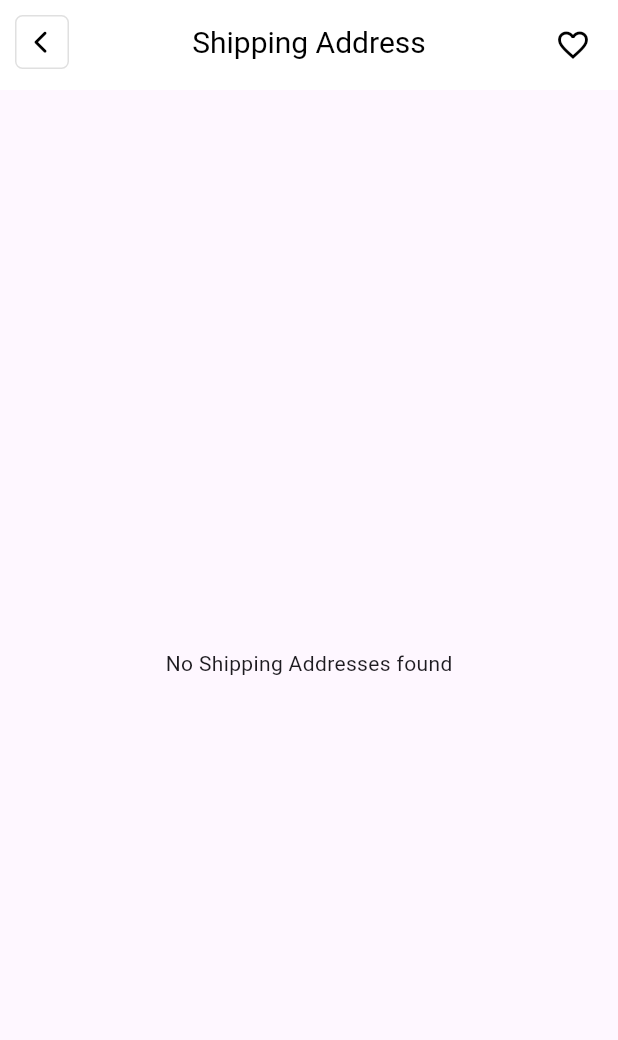
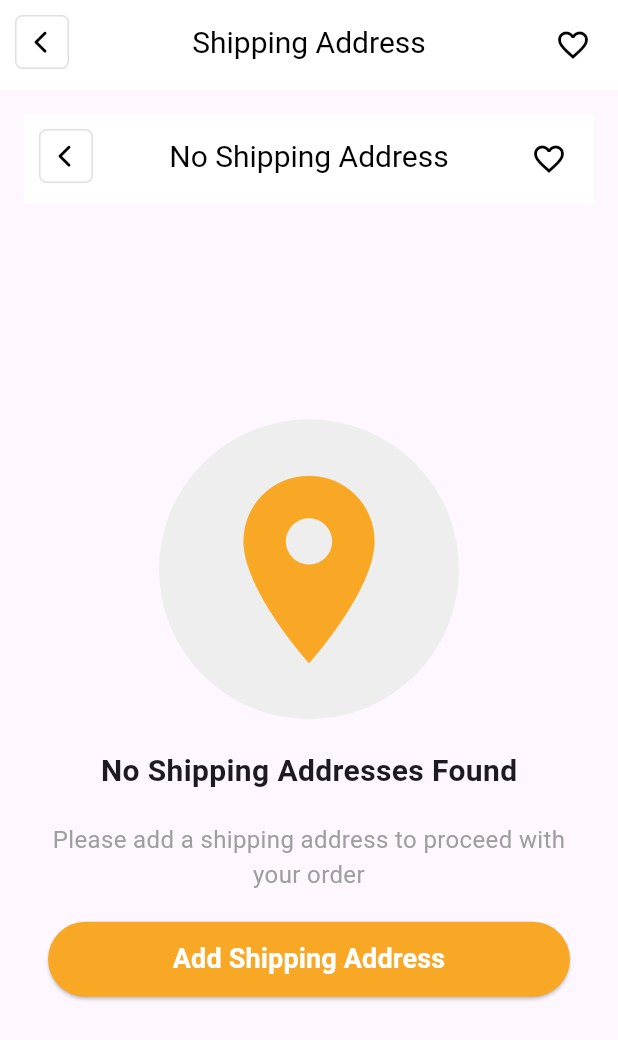
Before and after one commit to kennedyowusu/fashion_app_mobile, a Flutter app: the ShippingAddressList screen opened directly, on a phone screen of 412 x 824 dp. Shown: the top 1040 px of the screen. Run offline on Flutter 3.47's test engine with Material 2 defaults, Android fonts, the phone set to English and light mode, and no system bars; our stand-ins replace carousel_slider, connectivity, font_awesome_flutter, get, get_storage; accounts and stored records are empty; network calls fail.

Commit message:
add no shipping address screen

```diff
--- a/lib/main.dart
+++ b/lib/main.dart
@@ -1,6 +1,7 @@
 import 'package:fashion_app/views/auth/auth.dart';
 import 'package:fashion_app/views/checkout/shipping_address_list.dart';
-import 'package:fashion_app/views/no_inernet/no_internet.dart';
+import 'package:fashion_app/views/notfound/no_internet.dart';
+import 'package:fashion_app/views/notfound/no_shipping_address.dart';
 import 'package:flutter/material.dart';
 import 'package:get/get.dart';
 import 'package:get_storage/get_storage.dart';
@@ -69,15 +70,15 @@ class _FashionAppState extends State<FashionApp> {
         colorScheme: ColorScheme.fromSeed(seedColor: Colors.deepPurple),
         useMaterial3: true,
       ),
-      home: hasInternetConnection
-          ? widget.isUserLoggedIn
-              ? const MainLayout()
-              : AuthSelector()
-          : NoInternetScreen(
-              message: 'No internet Connection.',
-            ),
+      // home: hasInternetConnection
+      //     ? widget.isUserLoggedIn
+      //         ? const MainLayout()
+      //         : AuthSelector()
+      //     : NoInternetScreen(
+      //         message: 'No internet Connection.',
+      //       ),
 
-      // home: ShippingAddressList(),
+      home: NoShippingAddressesFound(),
     );
   }
 }
--- a/lib/views/checkout/shipping_address_list.dart
+++ b/lib/views/checkout/shipping_address_list.dart
@@ -1,6 +1,7 @@
 import 'package:fashion_app/controller/shipping_address.dart';
 import 'package:fashion_app/helper/config.dart';
 import 'package:fashion_app/model/shipping_address.dart';
+import 'package:fashion_app/views/notfound/no_shipping_address.dart';
 import 'package:fashion_app/widgets/appbar.dart';
 import 'package:fashion_app/widgets/loader.dart';
 import 'package:flutter/material.dart';
@@ -55,7 +56,7 @@ class ShippingAddressList extends StatelessWidget {
                   )
                 : shippingAddressController.shippingAddress.isEmpty
                     ? Center(
-                        child: Text('No Shipping Addresses found'),
+                        child: NoShippingAddressesFound(),
                       )
                     : ListView.builder(
                         itemCount:
--- /dev/null
+++ b/lib/views/notfound/no_shipping_address.dart
@@ -0,0 +1,77 @@
+import 'package:fashion_app/helper/config.dart';
+import 'package:fashion_app/views/checkout/checkout.dart';
+import 'package:fashion_app/widgets/appbar.dart';
+import 'package:fashion_app/widgets/button.dart';
+import 'package:flutter/material.dart';
+import 'package:font_awesome_flutter/font_awesome_flutter.dart';
+import 'package:get/get.dart';
+
+class NoShippingAddressesFound extends StatelessWidget {
+  const NoShippingAddressesFound({super.key});
+
+  @override
+  Widget build(BuildContext context) {
+    return Scaffold(
+      appBar: CustomAppBar(
+        title: 'No Shipping Address',
+        leadingIcon: FaIcon(
+          FontAwesomeIcons.chevronLeft,
+          color: Colors.black,
+        ),
+        actions: [
+          IconButton(
+            onPressed: () {},
+            icon: Container(
+              padding: EdgeInsets.all(10),
+              decoration: BoxDecoration(
+                borderRadius: BorderRadius.circular(5),
+                color: Colors.white,
+              ),
+              child: Icon(
+                Icons.favorite_border,
+                color: Colors.black,
+              ),
+            ),
+          ),
+        ],
+      ),
+      body: Container(
+        padding: EdgeInsets.all(16.0),
+        child: Column(
+          mainAxisAlignment: MainAxisAlignment.center,
+          children: <Widget>[
+            CircleAvatar(
+              radius: 100.0,
+              backgroundColor: Colors.grey[200],
+              child: Icon(
+                Icons.location_on,
+                size: 150.0,
+                color: Config.primaryColor,
+              ),
+            ),
+            SizedBox(height: 20.0),
+            Text(
+              'No Shipping Addresses Found',
+              style: TextStyle(fontSize: 20.0, fontWeight: FontWeight.bold),
+            ),
+            SizedBox(height: 20.0),
+            Text(
+              'Please add a shipping address to proceed with your order',
+              textAlign: TextAlign.center,
+              style: TextStyle(fontSize: 16.0, color: Colors.grey),
+            ),
+            SizedBox(height: 20.0),
+            Button(
+              disable: false,
+              width: double.infinity,
+              onPressed: () {
+                Get.to(() => CheckoutScreen());
+              },
+              title: 'Add Shipping Address',
+            ),
+          ],
+        ),
+      ),
+    );
+  }
+}
```
Also changed, not shown: lib/views/notfound/no_internet.dart (renamed from lib/views/no_inernet/no_internet.dart).
